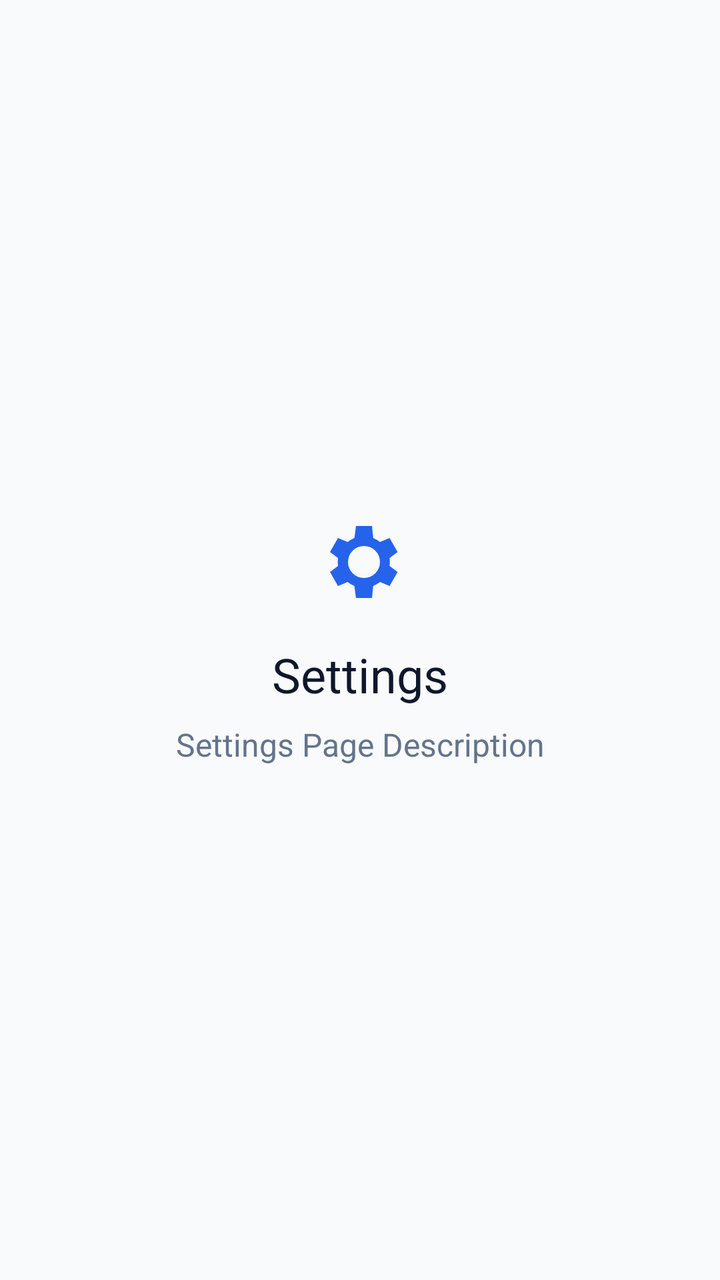
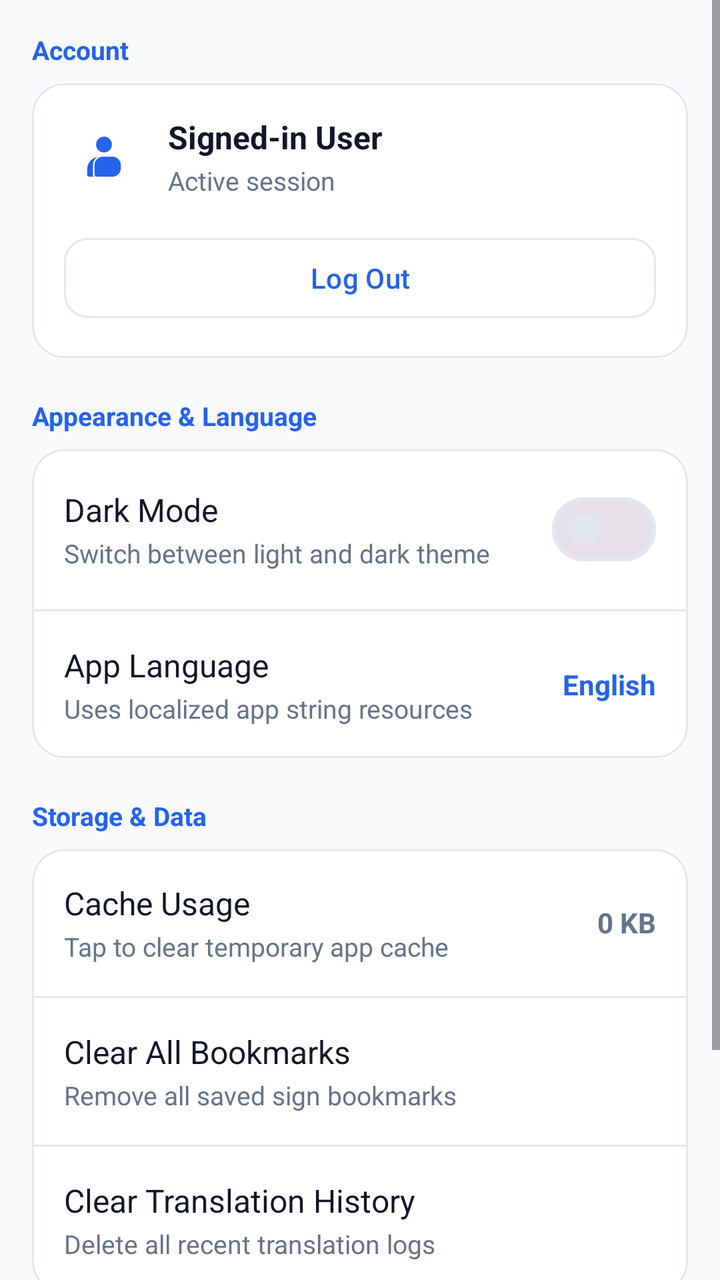

Before-and-after screenshots of an Android layout around one commit, followed by the original layout XML and the change that was made.
<!-- AndroidManifest.xml: application theme Theme.ASLTraslator -->
<!-- res/layout/fragment_settings.xml -->
<?xml version="1.0" encoding="utf-8"?>
<ScrollView
    xmlns:android="http://schemas.android.com/apk/res/android"
    xmlns:app="http://schemas.android.com/apk/res-auto"
    android:layout_width="match_parent"
    android:layout_height="match_parent"
    android:fillViewport="true">
    <LinearLayout
        android:layout_width="match_parent"
        android:layout_height="wrap_content"
        android:orientation="vertical"
        android:gravity="center"
        android:padding="32dp">
        <ImageView
            android:layout_width="48dp"
            android:layout_height="48dp"
            android:src="@drawable/ic_settings"
            app:tint="@color/asl_primary"
            android:importantForAccessibility="no" />
        <TextView
            android:layout_width="wrap_content"
            android:layout_height="wrap_content"
            android:layout_marginTop="16dp"
            android:text="@string/settings"
            android:textAppearance="?attr/textAppearanceHeadlineSmall"
            android:textColor="@color/asl_text"
            android:accessibilityHeading="true" />
        <TextView
            android:layout_width="match_parent"
            android:layout_height="wrap_content"
            android:layout_marginTop="8dp"
            android:text="@string/settings_description"
            android:textSize="16sp"
            android:textColor="@color/asl_secondary_text"
            android:gravity="center" />
    </LinearLayout>
</ScrollView>
<!-- resources referenced by this layout -->
<resources>
  <color name="asl_primary">#2563EB</color>
  <color name="asl_secondary_text">#64748B</color>
  <color name="asl_text">#0F172A</color>
  <!-- drawable ic_settings (drawable) -->
  <?xml version="1.0" encoding="utf-8"?>
  <vector
      xmlns:android="http://schemas.android.com/apk/res/android"
      android:width="24dp"
      android:height="24dp"
      android:viewportWidth="24"
      android:viewportHeight="24">
      <path
          android:fillColor="#FF000000"
          android:fillType="evenOdd"
          android:pathData="M19.4,13a7.8,7.8 0,0 0,0,-2l2,-1.5 -2,-3.5 -2.4,1a8,8 0,0 0,-1.7,-1L15,3h-4l-0.4,3a8,8 0,0 0,-1.7,1L6.5,6l-2,3.5L6.5,11a7.8,7.8 0,0 0,0,2l-2,1.5 2,3.5 2.4,-1a8,8 0,0 0,1.7,1l0.4,3h4l0.3,-3a8,8 0,0 0,1.7,-1l2.4,1 2,-3.5zM13,8a4,4 0,1 1,0,8 4,4 0,0 1,0,-8" />
  </vector>
  <string name="settings">Settings</string>
  <string name="settings_description">Settings Page Description</string>
  <style name="Theme.ASLTraslator" parent="Base.Theme.ASLTraslator" />
  <style name="Base.Theme.ASLTraslator" parent="Theme.Material3.DayNight.NoActionBar">
          <item name="colorPrimary">@color/asl_primary</item>
          <item name="colorOnPrimary">@color/asl_on_primary</item>
          <item name="colorPrimaryContainer">@color/asl_primary_container</item>
          <item name="colorOnPrimaryContainer">@color/asl_on_primary_container</item>
          <item name="colorSecondary">@color/asl_primary</item>
          <item name="colorSurface">@color/asl_surface</item>
          <item name="colorOnSurface">@color/asl_text</item>
          <item name="colorOnSurfaceVariant">@color/asl_secondary_text</item>
          <item name="colorOutline">@color/asl_outline</item>
          <item name="android:colorBackground">@color/asl_background</item>
          <item name="android:windowBackground">@color/asl_background</item>
      </style>
  <color name="asl_on_primary">#FFFFFF</color>
  <color name="asl_primary_container">#DBEAFE</color>
  <color name="asl_on_primary_container">#1E40AF</color>
  <color name="asl_surface">#FFFFFF</color>
  <color name="asl_outline">#E2E8F0</color>
  <color name="asl_background">#F8FAFC</color>
</resources>

<!-- the commit's change to res/layout/fragment_settings.xml (unified diff, before → after) -->
@@ -4,34 +4,362 @@
     xmlns:app="http://schemas.android.com/apk/res-auto"
     android:layout_width="match_parent"
     android:layout_height="match_parent"
+    android:background="@color/asl_background"
     android:fillViewport="true">
+
     <LinearLayout
         android:layout_width="match_parent"
         android:layout_height="wrap_content"
         android:orientation="vertical"
-        android:gravity="center"
-        android:padding="32dp">
-        <ImageView
-            android:layout_width="48dp"
-            android:layout_height="48dp"
-            android:src="@drawable/ic_settings"
-            app:tint="@color/asl_primary"
-            android:importantForAccessibility="no" />
+        android:paddingStart="@dimen/screen_spacing"
+        android:paddingEnd="@dimen/screen_spacing"
+        android:paddingTop="16dp"
+        android:paddingBottom="96dp">
+
         <TextView
             android:layout_width="wrap_content"
             android:layout_height="wrap_content"
-            android:layout_marginTop="16dp"
-            android:text="@string/settings"
-            android:textAppearance="?attr/textAppearanceHeadlineSmall"
-            android:textColor="@color/asl_text"
-            android:accessibilityHeading="true" />
+            android:layout_marginBottom="8dp"
+            android:text="Account"
+            android:textSize="13sp"
+            android:textStyle="bold"
+            android:textColor="@color/asl_primary" />
+
+        <com.google.android.material.card.MaterialCardView
+            android:layout_width="match_parent"
+            android:layout_height="wrap_content"
+            android:layout_marginBottom="20dp"
+            app:cardCornerRadius="16dp"
+            app:cardElevation="0dp"
+            app:strokeColor="@color/asl_outline"
+            app:strokeWidth="1dp"
+            app:cardBackgroundColor="@color/asl_surface">
+
+            <LinearLayout
+                android:layout_width="match_parent"
+                android:layout_height="wrap_content"
+                android:orientation="vertical"
+                android:padding="16dp">
+
+                <LinearLayout
+                    android:layout_width="match_parent"
+                    android:layout_height="wrap_content"
+                    android:orientation="horizontal"
+                    android:gravity="center_vertical">
+
+                    <ImageView
+                        android:layout_width="40dp"
+                        android:layout_height="40dp"
+                        android:padding="8dp"
+                        android:src="@drawable/ic_profile"
+                        app:tint="@color/asl_primary"
+                        android:importantForAccessibility="no" />
+
+                    <LinearLayout
+                        android:layout_width="0dp"
+                        android:layout_height="wrap_content"
+                        android:layout_weight="1"
+                        android:layout_marginStart="12dp"
+                        android:orientation="vertical">
+
+                        <TextView
+                            android:id="@+id/text_account_name"
+                            android:layout_width="wrap_content"
+                            android:layout_height="wrap_content"
+                            android:text="Signed-in User"
+                            android:textSize="16sp"
+                            android:textStyle="bold"
+                            android:textColor="@color/asl_text" />
+
+                        <TextView
+                            android:id="@+id/text_account_email"
+                            android:layout_width="wrap_content"
+                            android:layout_height="wrap_content"
+                            android:layout_marginTop="2dp"
+                            android:text="Active session"
+                            android:textSize="13sp"
+                            android:textColor="@color/asl_secondary_text" />
+                    </LinearLayout>
+                </LinearLayout>
+
+                <com.google.android.material.button.MaterialButton
+                    android:id="@+id/btn_settings_logout"
+                    style="@style/Widget.Material3.Button.OutlinedButton"
+                    android:layout_width="match_parent"
+                    android:layout_height="48dp"
+                    android:layout_marginTop="16dp"
+                    android:text="@string/log_out"
+                    android:textColor="@color/asl_primary"
+                    app:strokeColor="@color/asl_outline"
+                    app:cornerRadius="12dp" />
+            </LinearLayout>
+        </com.google.android.material.card.MaterialCardView>
+
         <TextView
+            android:layout_width="wrap_content"
+            android:layout_height="wrap_content"
+            android:layout_marginBottom="8dp"
+            android:text="Appearance &amp; Language"
+            android:textSize="13sp"
+            android:textStyle="bold"
+            android:textColor="@color/asl_primary" />
+
+        <com.google.android.material.card.MaterialCardView
             android:layout_width="match_parent"
             android:layout_height="wrap_content"
-            android:layout_marginTop="8dp"
-            android:text="@string/settings_description"
-            android:textSize="16sp"
-            android:textColor="@color/asl_secondary_text"
-            android:gravity="center" />
+            android:layout_marginBottom="20dp"
+            app:cardCornerRadius="16dp"
+            app:cardElevation="0dp"
+            app:strokeColor="@color/asl_outline"
+            app:strokeWidth="1dp"
+            app:cardBackgroundColor="@color/asl_surface">
+
+            <LinearLayout
+                android:layout_width="match_parent"
+                android:layout_height="wrap_content"
+                android:orientation="vertical">
+
+                <LinearLayout
+                    android:layout_width="match_parent"
+                    android:layout_height="wrap_content"
+                    android:orientation="horizontal"
+                    android:gravity="center_vertical"
+                    android:padding="16dp">
+
+                    <LinearLayout
+                        android:layout_width="0dp"
+                        android:layout_height="wrap_content"
+                        android:layout_weight="1"
+                        android:orientation="vertical">
+
+                        <TextView
+                            android:layout_width="wrap_content"
+                            android:layout_height="wrap_content"
+                            android:text="Dark Mode"
+                            android:textSize="16sp"
+                            android:textColor="@color/asl_text" />
+
+                        <TextView
+                            android:layout_width="wrap_content"
+                            android:layout_height="wrap_content"
+                            android:layout_marginTop="2dp"
+                            android:text="Switch between light and dark theme"
+                            android:textSize="13sp"
+                            android:textColor="@color/asl_secondary_text" />
+                    </LinearLayout>
+
+                    <com.google.android.material.materialswitch.MaterialSwitch
+                        android:id="@+id/switch_dark_mode"
+                        android:layout_width="wrap_content"
+                        android:layout_height="wrap_content" />
+                </LinearLayout>
+
+                <View
+                    android:layout_width="match_parent"
+                    android:layout_height="1dp"
+                    android:background="@color/asl_outline" />
+
+                <LinearLayout
+                    android:id="@+id/row_app_language"
+                    android:layout_width="match_parent"
+                    android:layout_height="wrap_content"
+                    android:orientation="horizontal"
+                    android:gravity="center_vertical"
+                    android:background="?attr/selectableItemBackground"
+                    android:clickable="true"
+                    android:focusable="true"
+                    android:padding="16dp">
+
+                    <LinearLayout
+                        android:layout_width="0dp"
+                        android:layout_height="wrap_content"
+                        android:layout_weight="1"
+                        android:orientation="vertical">
+
+                        <TextView
+                            android:layout_width="wrap_content"
+                            android:layout_height="wrap_content"
+                            android:text="App Language"
+                            android:textSize="16sp"
+                            android:textColor="@color/asl_text" />
+
+                        <TextView
+                            android:layout_width="wrap_content"
+                            android:layout_height="wrap_content"
+                            android:layout_marginTop="2dp"
+                            android:text="Uses localized app string resources"
+                            android:textSize="13sp"
+                            android:textColor="@color/asl_secondary_text" />
+                    </LinearLayout>
+
+                    <TextView
+                        android:id="@+id/text_current_language"
+                        android:layout_width="wrap_content"
+                        android:layout_height="wrap_content"
+                        android:text="English"
+                        android:textSize="14sp"
+                        android:textStyle="bold"
+                        android:textColor="@color/asl_primary" />
+                </LinearLayout>
+            </LinearLayout>
+        </com.google.android.material.card.MaterialCardView>
+
+        <TextView
+            android:layout_width="wrap_content"
+            android:layout_height="wrap_content"
+            android:layout_marginBottom="8dp"
+            android:text="Storage &amp; Data"
+            android:textSize="13sp"
+            android:textStyle="bold"
+            android:textColor="@color/asl_primary" />
+
+        <com.google.android.material.card.MaterialCardView
+            android:layout_width="match_parent"
+            android:layout_height="wrap_content"
+            android:layout_marginBottom="20dp"
+            app:cardCornerRadius="16dp"
+            app:cardElevation="0dp"
+            app:strokeColor="@color/asl_outline"
+            app:strokeWidth="1dp"
+            app:cardBackgroundColor="@color/asl_surface">
+
+            <LinearLayout
+                android:layout_width="match_parent"
+                android:layout_height="wrap_content"
+                android:orientation="vertical">
+
+                <LinearLayout
+                    android:id="@+id/row_clear_cache"
+                    android:layout_width="match_parent"
+                    android:layout_height="wrap_content"
+                    android:orientation="horizontal"
+                    android:gravity="center_vertical"
+                    android:background="?attr/selectableItemBackground"
+                    android:clickable="true"
+                    android:focusable="true"
+                    android:padding="16dp">
+
+                    <LinearLayout
+                        android:layout_width="0dp"
+                        android:layout_height="wrap_content"
+                        android:layout_weight="1"
+                        android:orientation="vertical">
+
+                        <TextView
+                            android:layout_width="wrap_content"
+                            android:layout_height="wrap_content"
+                            android:text="Cache Usage"
+                            android:textSize="16sp"
+                            android:textColor="@color/asl_text" />
+
+                        <TextView
+                            android:layout_width="wrap_content"
+                            android:layout_height="wrap_content"
+                            android:layout_marginTop="2dp"
+                            android:text="Tap to clear temporary app cache"
+                            android:textSize="13sp"
+                            android:textColor="@color/asl_secondary_text" />
+                    </LinearLayout>
+
+                    <TextView
+                        android:id="@+id/text_cache_size"
+                        android:layout_width="wrap_content"
+                        android:layout_height="wrap_content"
+                        android:text="0 KB"
+                        android:textSize="14sp"
+                        android:textStyle="bold"
+                        android:textColor="@color/asl_secondary_text" />
+                </LinearLayout>
+
+                <View
+                    android:layout_width="match_parent"
+                    android:layout_height="1dp"
+                    android:background="@color/asl_outline" />
+
+                <LinearLayout
+                    android:id="@+id/row_clear_bookmarks"
+                    android:layout_width="match_parent"
+                    android:layout_height="wrap_content"
+                    android:orientation="horizontal"
+                    android:gravity="center_vertical"
+                    android:background="?attr/selectableItemBackground"
+                    android:clickable="true"
+                    android:focusable="true"
+                    android:padding="16dp">
+
+                    <LinearLayout
+                        android:layout_width="0dp"
+                        android:layout_height="wrap_content"
+                        android:layout_weight="1"
+                        android:orientation="vertical">
+
+                        <TextView
+                            android:layout_width="wrap_content"
+                            android:layout_height="wrap_content"
+                            android:text="Clear All Bookmarks"
+                            android:textSize="16sp"
+                            android:textColor="@color/asl_text" />
+
+                        <TextView
+                            android:id="@+id/text_bookmarks_count"
+                            android:layout_width="wrap_content"
+                            android:layout_height="wrap_content"
+                            android:layout_marginTop="2dp"
+                            android:text="Remove all saved sign bookmarks"
+                            android:textSize="13sp"
+                            android:textColor="@color/asl_secondary_text" />
+                    </LinearLayout>
+                </LinearLayout>
+
+                <View
+                    android:layout_width="match_parent"
+                    android:layout_height="1dp"
+                    android:background="@color/asl_outline" />
+
+                <LinearLayout
+                    android:id="@+id/row_clear_history"
+                    android:layout_width="match_parent"
+                    android:layout_height="wrap_content"
+                    android:orientation="horizontal"
+                    android:gravity="center_vertical"
+                    android:background="?attr/selectableItemBackground"
+                    android:clickable="true"
+                    android:focusable="true"
+                    android:padding="16dp">
+
+                    <LinearLayout
+                        android:layout_width="0dp"
+                        android:layout_height="wrap_content"
+                        android:layout_weight="1"
+                        android:orientation="vertical">
+
+                        <TextView
+                            android:layout_width="wrap_content"
+                            android:layout_height="wrap_content"
+                            android:text="Clear Translation History"
+                            android:textSize="16sp"
+                            android:textColor="@color/asl_text" />
+
+                        <TextView
+                            android:layout_width="wrap_content"
+                            android:layout_height="wrap_content"
+                            android:layout_marginTop="2dp"
+                            android:text="Delete all recent translation logs"
+                            android:textSize="13sp"
+                            android:textColor="@color/asl_secondary_text" />
+                    </LinearLayout>
+                </LinearLayout>
+            </LinearLayout>
+        </com.google.android.material.card.MaterialCardView>
+
+        <TextView
+            android:id="@+id/text_app_version"
+            android:layout_width="match_parent"
+            android:layout_height="wrap_content"
+            android:gravity="center"
+            android:text="Version 1.0 (Build 1)"
+            android:textSize="13sp"
+            android:textColor="@color/asl_secondary_text" />
+
     </LinearLayout>
 </ScrollView>
<!-- resource entries referenced after the edit -->
@@ -3,21 +3,14 @@
   <color name="asl_primary">#2563EB</color>
   <color name="asl_secondary_text">#64748B</color>
   <color name="asl_text">#0F172A</color>
-  <!-- drawable ic_settings (drawable) -->
-  <?xml version="1.0" encoding="utf-8"?>
-  <vector
-      xmlns:android="http://schemas.android.com/apk/res/android"
-      android:width="24dp"
-      android:height="24dp"
-      android:viewportWidth="24"
-      android:viewportHeight="24">
-      <path
-          android:fillColor="#FF000000"
-          android:fillType="evenOdd"
-          android:pathData="M19.4,13a7.8,7.8 0,0 0,0,-2l2,-1.5 -2,-3.5 -2.4,1a8,8 0,0 0,-1.7,-1L15,3h-4l-0.4,3a8,8 0,0 0,-1.7,1L6.5,6l-2,3.5L6.5,11a7.8,7.8 0,0 0,0,2l-2,1.5 2,3.5 2.4,-1a8,8 0,0 0,1.7,1l0.4,3h4l0.3,-3a8,8 0,0 0,1.7,-1l2.4,1 2,-3.5zM13,8a4,4 0,1 1,0,8 4,4 0,0 1,0,-8" />
+  <dimen name="screen_spacing">16dp</dimen>
+  <!-- drawable ic_profile (drawable) -->
+  <vector xmlns:android="http://schemas.android.com/apk/res/android" android:height="24dp" android:tint="#000000" android:viewportHeight="960" android:viewportWidth="960" android:width="24dp">
+        
+      <path android:fillColor="@android:color/white" android:pathData="M185,880Q168,880 155.5,867.5Q143,855 143,838L143,733Q143,643 199,574Q255,505 343,486Q303,514 281,556.5Q259,599 259,648L259,838Q259,849 262,860Q265,871 272,880L185,880ZM332,880Q315,880 302.5,867.5Q290,855 290,838L290,648Q290,578 339.5,529Q389,480 459,480L648,480Q718,480 767,529Q816,578 816,648L816,712Q816,782 767,831Q718,880 648,880L332,880ZM480,396Q414,396 368,350Q322,304 322,238Q322,172 368,126Q414,80 480,80Q546,80 592,126Q638,172 638,238Q638,304 592,350Q546,396 480,396Z"/>
+      
   </vector>
-  <string name="settings">Settings</string>
-  <string name="settings_description">Settings Page Description</string>
+  <string name="log_out">Log Out</string>
   <style name="Theme.ASLTraslator" parent="Base.Theme.ASLTraslator" />
   <style name="Base.Theme.ASLTraslator" parent="Theme.Material3.DayNight.NoActionBar">
           <item name="colorPrimary">@color/asl_primary</item>
